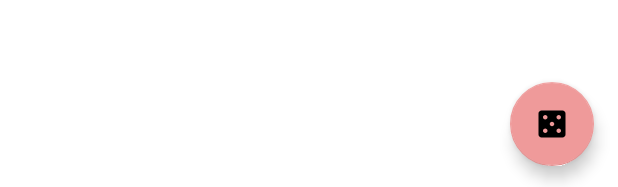
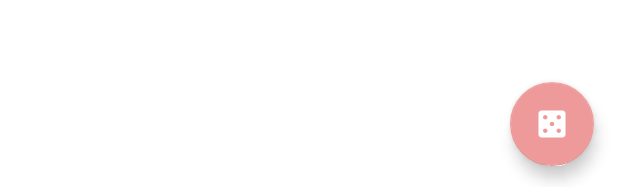
Before and after one commit to roneig/matches-simulator-app, an Android app: the layout activity_main.xml on its own in the app's theme, with its tools: preview values and no code run, on a phone screen of 412 x 824 dp. Shown: the part 1046-1233 px from the top of the screen. Run offline under Robolectric (Android 15) with nearby library versions, the phone set to English and light mode, and no system bars.

```diff
--- a/app/src/main/res/layout/activity_main.xml
+++ b/app/src/main/res/layout/activity_main.xml
@@ -1,5 +1,5 @@
 <?xml version="1.0" encoding="utf-8"?>
-<androidx.constraintlayout.widget.ConstraintLayout xmlns:android="http://schemas.android.com/apk/res/android"
+<androidx.coordinatorlayout.widget.CoordinatorLayout xmlns:android="http://schemas.android.com/apk/res/android"
     xmlns:app="http://schemas.android.com/apk/res-auto"
     xmlns:tools="http://schemas.android.com/tools"
     android:id="@+id/floating"
@@ -10,19 +10,15 @@
 
     <androidx.swiperefreshlayout.widget.SwipeRefreshLayout
         android:id="@+id/srlMatches"
-        android:layout_width="0dp"
-        android:layout_height="0dp"
-        app:layout_constraintBottom_toBottomOf="parent"
-        app:layout_constraintEnd_toEndOf="parent"
-        app:layout_constraintStart_toStartOf="parent"
-        app:layout_constraintTop_toTopOf="parent">
+        android:layout_width="match_parent"
+        android:layout_height="match_parent">
 
         <androidx.recyclerview.widget.RecyclerView
             android:id="@+id/rvMatches"
             android:layout_width="match_parent"
             android:layout_height="match_parent"
-            tools:listitem="@layout/match_item"
-            tools:itemCount="3"/>
+            tools:itemCount="3"
+            tools:listitem="@layout/match_item" />
 
     </androidx.swiperefreshlayout.widget.SwipeRefreshLayout>
 
@@ -30,11 +26,11 @@
         android:id="@+id/fabSimulate"
         android:layout_width="wrap_content"
         android:layout_height="wrap_content"
-        android:layout_marginEnd="16dp"
-        android:layout_marginBottom="16dp"
+        android:layout_gravity="bottom|end"
+        android:layout_marginEnd="@dimen/margin_default"
+        android:layout_marginBottom="@dimen/margin_default"
         android:contentDescription="@string/cd_btnSimulate"
-        app:layout_constraintBottom_toBottomOf="parent"
-        app:layout_constraintEnd_toEndOf="parent"
+        app:tint="@color/white"
         app:srcCompat="@drawable/ic_simulate" />
 
-</androidx.constraintlayout.widget.ConstraintLayout>
+</androidx.coordinatorlayout.widget.CoordinatorLayout>
--- a/build.gradle
+++ b/build.gradle
@@ -10,6 +10,9 @@ buildscript {
 
         // NOTE: Do not place your application dependencies here; they belong
         // in the individual module build.gradle files
+        classpath 'com.google.gms:google-services:4.3.10'  // Google Services plugin
+        classpath 'com.google.firebase:firebase-crashlytics-gradle:2.8.1'  //  Crashlytics Gradle plugin
+
     }
 }
 
```
Also changed, not shown: app/build.gradle (+8 -0 lines), app/src/main/java/me/dio/simulator/ui/MainActivity.java (+7 -3 lines), 1 other file.
